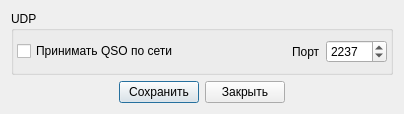
The window that settings.ui (c7v/client-qso.su) describes before a commit, drawn with Qt 5.
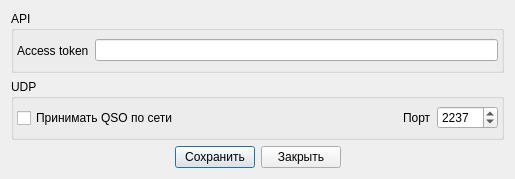
The same window after the commit.

Patch:
```diff
--- a/settings.ui
+++ b/settings.ui
@@ -6,14 +6,45 @@
    <rect>
     <x>0</x>
     <y>0</y>
-    <width>404</width>
-    <height>114</height>
+    <width>515</width>
+    <height>179</height>
    </rect>
   </property>
   <property name="windowTitle">
    <string>Dialog</string>
   </property>
   <layout class="QVBoxLayout" name="verticalLayout">
+   <item>
+    <widget class="QGroupBox" name="groupBox_2">
+     <property name="title">
+      <string>API</string>
+     </property>
+     <layout class="QHBoxLayout" name="horizontalLayout_4">
+      <property name="leftMargin">
+       <number>3</number>
+      </property>
+      <property name="topMargin">
+       <number>3</number>
+      </property>
+      <property name="rightMargin">
+       <number>3</number>
+      </property>
+      <property name="bottomMargin">
+       <number>3</number>
+      </property>
+      <item>
+       <widget class="QLabel" name="label_2">
+        <property name="text">
+         <string>Access token</string>
+        </property>
+       </widget>
+      </item>
+      <item>
+       <widget class="QLineEdit" name="accessToken"/>
+      </item>
+     </layout>
+    </widget>
+   </item>
    <item>
     <widget class="QGroupBox" name="groupBox">
      <property name="title">
```
